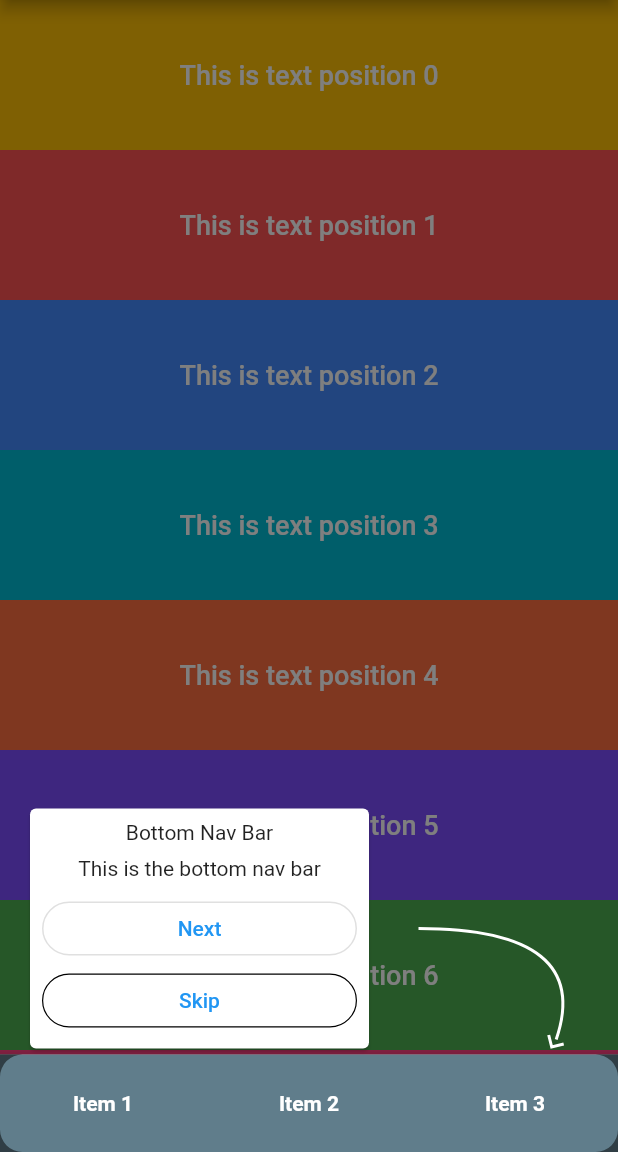
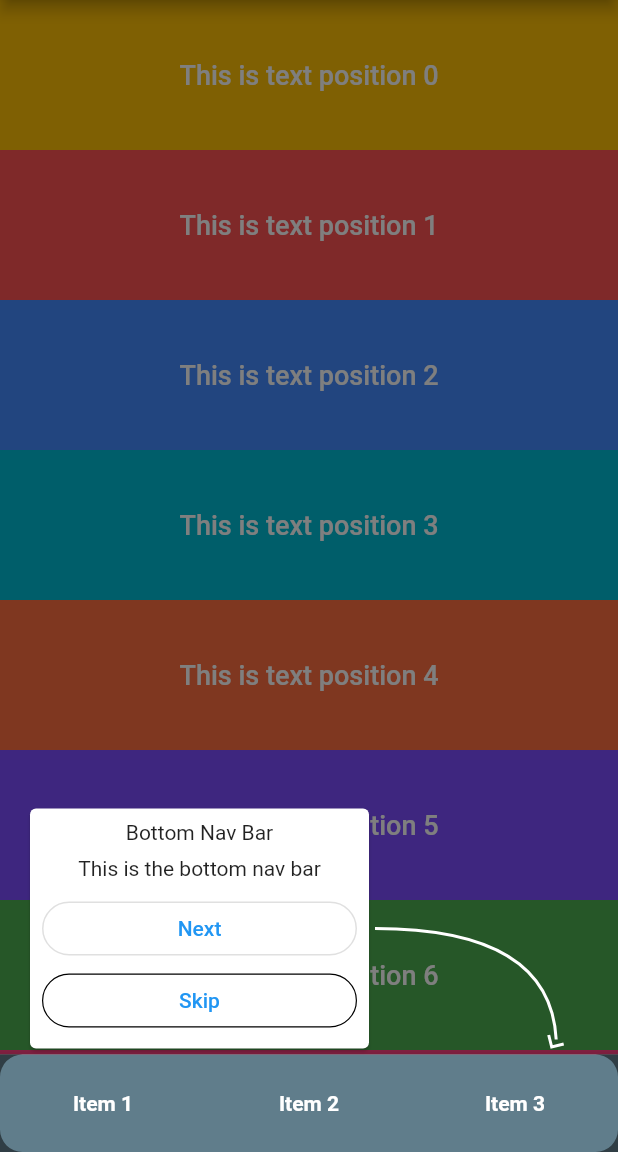
Before and after one commit to the-ginger-geek/flutter_tour, a Flutter app: the screen it shows after launch, after a tap on "Next", on a phone screen of 412 x 824 dp, the part 84-1236 px from its top. Run offline on Flutter 3.47's test engine with Material 2 defaults, Android fonts, the phone set to English and light mode, and no system bars.

Commit message:
Fixed left right drawing of the arrows and card positioning

```diff
--- a/lib/arrow_painter.dart
+++ b/lib/arrow_painter.dart
@@ -40,8 +40,11 @@ class ArrowPainter extends CustomPainter {
     double anchorEndX,
     double anchorEndY,
   ) {
+    final cardPosition = arrowConfig.cardPosition;
+    final cardOnLeft = cardPosition.right == null || (cardPosition.left ?? 0) < (cardPosition.right ?? 0);
     final isLargeWidget = arrowConfig.widgetRect.size.height > arrowConfig.screenSize.height * 0.5;
     final cardOnTop = arrowConfig.cardPosition.bottom == null;
+
     if (isLargeWidget) {
       path.addPolygon([
         Offset(anchorEndX - 5, anchorEndY + 3),
@@ -56,9 +59,9 @@ class ArrowPainter extends CustomPainter {
       ], false);
     } else {
       path.addPolygon([
-        Offset(anchorEndX - 5, anchorEndY - 3),
-        Offset(anchorEndX - 3, anchorEndY + 5),
-        Offset(anchorEndX + 5, anchorEndY + 3),
+        Offset(anchorEndX - 5, anchorEndY - (cardOnLeft ? 3 : -3)),
+        Offset(anchorEndX - (cardOnLeft ? 3 : -3), anchorEndY + 5),
+        Offset(anchorEndX + 5, anchorEndY + (cardOnLeft ? 3 : -3)),
       ], false);
     }
   }
@@ -74,30 +77,29 @@ class ArrowPainter extends CustomPainter {
     final isLargeWidget = widgetRect.size.height > arrowConfig.screenSize.height * 0.5;
     final cardPosition = arrowConfig.cardPosition;
     final cardOnTop = cardPosition.bottom == null;
-    final cardOnLeft = (cardPosition.left ?? 0) < (cardPosition.right ?? 0);
+    final cardOnLeft = cardPosition.right == null || (cardPosition.left ?? 0) < (cardPosition.right ?? 0);
     final halfCardHeight = (cardPosition.size?.height ?? 0.0) / 2;
-    final halfCardWidth = (cardPosition.size?.width ?? 0.0) / 2;
     final cardVerticalPosition = cardPosition.bottom ?? cardPosition.top ?? 0;
     final cardHorizontalPosition =
-        ((cardPosition.right ?? 0) < (cardPosition.left ?? 0)) ? cardPosition.left ?? 0 : cardPosition.right ?? 0;
+        cardOnLeft ? cardPosition.left ?? 0 : cardPosition.right ?? 0;
 
     final startArrowDx = cardOnLeft
-        ? cardHorizontalPosition + halfCardWidth
-        : arrowConfig.screenSize.width - cardHorizontalPosition - halfCardWidth;
+        ? cardHorizontalPosition + (cardPosition.size?.width ?? 0)
+        : arrowConfig.screenSize.width - (cardPosition.size?.width ?? 0);
     final startArrowDy = cardOnTop
         ? (cardPosition.top ?? 0) + halfCardHeight
         : arrowConfig.screenSize.height - cardVerticalPosition - halfCardHeight;
     arrowAnchors.anchorStart = Point(startArrowDx, startArrowDy);
 
     final endPositionOnBottomOfWidget = isLargeWidget || cardOnTop;
-    final endArrowDx = arrowConfig.widgetRect.left + (arrowConfig.widgetRect.size.width * (cardOnTop ? 0.1 : 0.9));
+    final endArrowDx = arrowConfig.widgetRect.left + (arrowConfig.widgetRect.size.width * (cardOnLeft ? 0.9 : 0.1));
     final endArrowDy = endPositionOnBottomOfWidget ? arrowConfig.widgetRect.bottom + 10 : arrowConfig.widgetRect.top
         - 10;
     arrowAnchors.anchorEnd = Point(endArrowDx, endArrowDy);
 
     final cardWidth = cardPosition.size?.width ?? 0;
     if (cardWidth != 0) {
-      final controlPointDx = cardOnTop ? startArrowDx - (cardWidth / 2) : startArrowDx + (cardWidth / 2);
+      final controlPointDx = !cardOnLeft ? startArrowDx - (cardWidth / 2) : startArrowDx + (cardWidth / 2);
       final controlPointDy = endPositionOnBottomOfWidget
           ? arrowConfig.widgetRect.bottom + halfCardHeight
           : arrowConfig.widgetRect.top - halfCardHeight;
--- a/lib/flutter_tour.dart
+++ b/lib/flutter_tour.dart
@@ -107,7 +107,7 @@ class FlutterTourState extends State<FlutterTour> {
     );
   }
 
-  Positioned _buildTourCard() {
+  Widget _buildTourCard() {
     return Positioned(
       left: cardRect.left,
       top: cardRect.top,
@@ -165,9 +165,10 @@ class FlutterTourState extends State<FlutterTour> {
 
   Row _buildNavigationButtons() {
     final isNotLastButton = activePosition < tourTargets.length - 1;
+    final backButtonVisible = (widget.tourTheme?.showBackButton ?? false) && activePosition > 0;
     return Row(
       children: [
-        if (widget.tourTheme?.showBackButton ?? false)
+        if (backButtonVisible)
           Expanded(
             child: OutlinedButton(
               onPressed: () => _showPreviousWidget(),
@@ -175,7 +176,7 @@ class FlutterTourState extends State<FlutterTour> {
               child: widget.tourTheme?.cardButtonBackText ?? const Text('Back'),
             ),
           ),
-        if (widget.tourTheme?.showBackButton ?? false) const SizedBox(width: 8.0),
+        if (backButtonVisible) const SizedBox(width: 8.0),
         Expanded(
           flex: 1,
           child: OutlinedButton(
@@ -261,12 +262,12 @@ class FlutterTourState extends State<FlutterTour> {
     final validTargetWidget = widgetRect.size.height < halfScreenSize;
     if (validTargetWidget) {
       if (widgetRect.bottom > halfScreenSize) {
-        const left = 16.0;
-        final right = cardHorizontalSpacing;
+        const padding = 16.0;
+        final drawCardOnRight = widgetRect.right < (padding + cardHorizontalSpacing);
         final bottom = screenSize.height - widgetRect.top;
         cardRect = CardRect(
-          left: left,
-          right: right,
+          left: drawCardOnRight ? cardHorizontalSpacing : padding,
+          right: drawCardOnRight ? padding : cardHorizontalSpacing,
           bottom: bottom,
         );
       } else if (widgetRect.top < halfScreenSize) {
```
